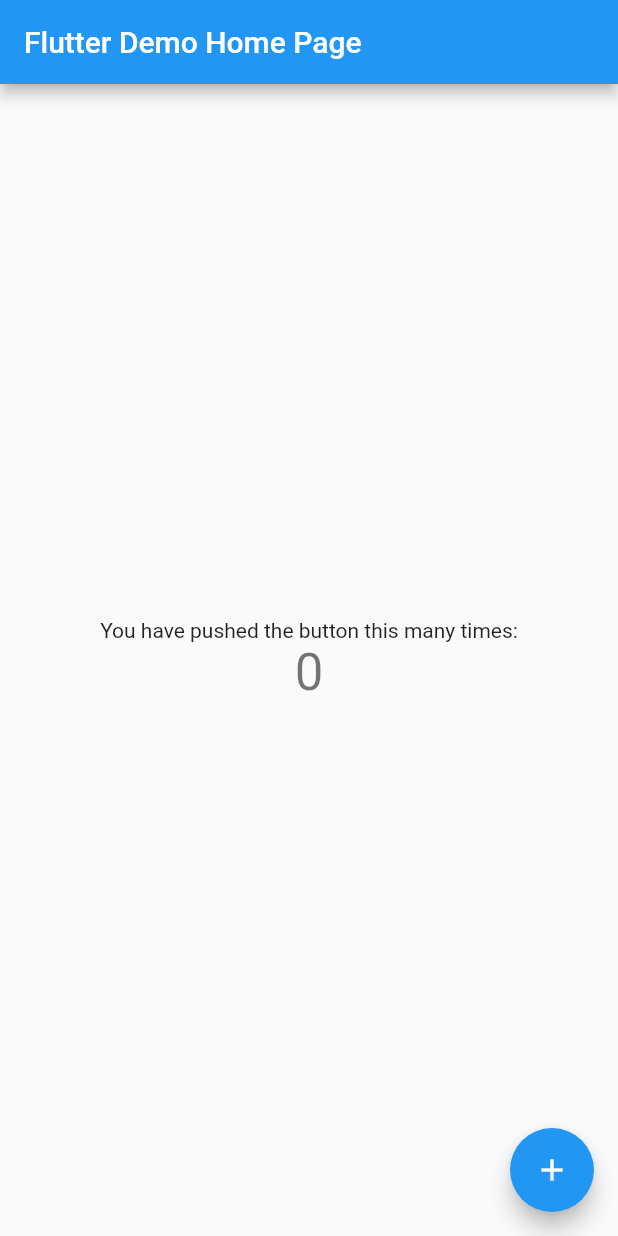
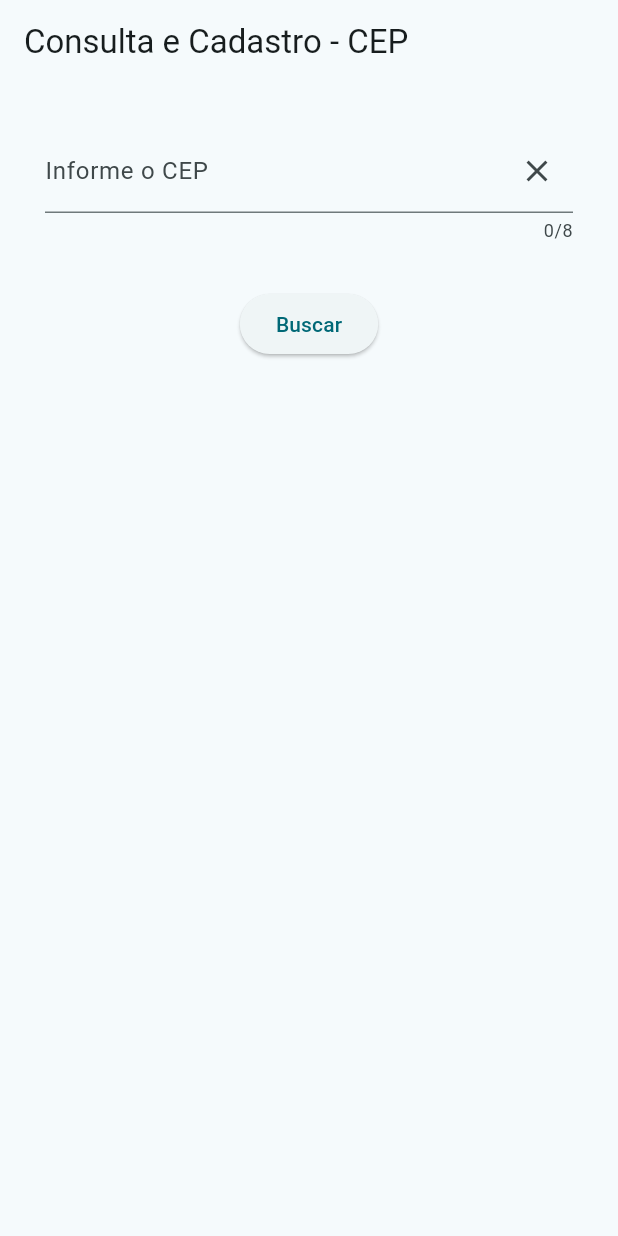
Before and after one commit to ViniciosM/api_back4app, a Flutter app: the screen it shows after launch, on a phone screen of 412 x 824 dp. Run offline on Flutter 3.47's test engine with Material 2 defaults, Android fonts, the phone set to English and light mode, and no system bars; our stand-ins replace dio.

Commit message:
get all ceps and save if doesn't exist

```diff
--- /dev/null
+++ b/lib/controllers/home_controller.dart
@@ -0,0 +1,33 @@
+import 'package:api_back4app/repositories/cep_repository.dart';
+import 'package:flutter/material.dart';
+
+import '../models/address_model.dart';
+
+class HomeController extends ChangeNotifier {
+  final CepRepository cepRepository;
+  HomeController({
+    required this.cepRepository,
+  });
+
+  ValueNotifier<AddressModel> address =
+      ValueNotifier<AddressModel>(AddressModel.empty());
+
+  ValueNotifier<bool> isLoading = ValueNotifier(false);
+
+  Future<void> getAddress({required String cep}) async {
+    try {
+      isLoading.value = true;
+
+      final result = await cepRepository.getAddress(cep: cep);
+      if (result != address.value) {
+        address.value = result;
+        isLoading.value = false;
+        notifyListeners();
+      }
+    } catch (e) {
+      isLoading.value = false;
+
+      debugPrint(e.toString());
+    }
+  }
+}
--- a/lib/main.dart
+++ b/lib/main.dart
@@ -1,115 +1,17 @@
+import 'package:api_back4app/repositories/cep_repository.dart';
+import 'package:api_back4app/view/home_view.dart';
 import 'package:flutter/material.dart';
 
-void main() {
-  runApp(const MyApp());
+void main() async {
+  WidgetsFlutterBinding.ensureInitialized();
+  CepRepository cepRepository = CepRepository();
+  runApp(MaterialApp(
+    theme: ThemeData(
+        useMaterial3: true,
+        colorScheme: ColorScheme.fromSeed(seedColor: Colors.cyan)),
+    debugShowCheckedModeBanner: false,
+    home: HomeView(
+      cepRepository: cepRepository,
+    ),
+  ));
 }
-
-class MyApp extends StatelessWidget {
-  const MyApp({super.key});
-
-  // This widget is the root of your application.
-  @override
-  Widget build(BuildContext context) {
-    return MaterialApp(
-      title: 'Flutter Demo',
-      theme: ThemeData(
-        // This is the theme of your application.
-        //
-        // Try running your application with "flutter run". You'll see the
-        // application has a blue toolbar. Then, without quitting the app, try
-        // changing the primarySwatch below to Colors.green and then invoke
-        // "hot reload" (press "r" in the console where you ran "flutter run",
-        // or simply save your changes to "hot reload" in a Flutter IDE).
-        // Notice that the counter didn't reset back to zero; the application
-        // is not restarted.
-        primarySwatch: Colors.blue,
-      ),
-      home: const MyHomePage(title: 'Flutter Demo Home Page'),
-    );
-  }
-}
-
-class MyHomePage extends StatefulWidget {
-  const MyHomePage({super.key, required this.title});
-
-  // This widget is the home page of your application. It is stateful, meaning
-  // that it has a State object (defined below) that contains fields that affect
-  // how it looks.
-
-  // This class is the configuration for the state. It holds the values (in this
-  // case the title) provided by the parent (in this case the App widget) and
-  // used by the build method of the State. Fields in a Widget subclass are
-  // always marked "final".
-
-  final String title;
-
-  @override
-  State<MyHomePage> createState() => _MyHomePageState();
-}
-
-class _MyHomePageState extends State<MyHomePage> {
-  int _counter = 0;
-
-  void _incrementCounter() {
-    setState(() {
-      // This call to setState tells the Flutter framework that something has
-      // changed in this State, which causes it to rerun the build method below
-      // so that the display can reflect the updated values. If we changed
-      // _counter without calling setState(), then the build method would not be
-      // called again, and so nothing would appear to happen.
-      _counter++;
-    });
-  }
-
-  @override
-  Widget build(BuildContext context) {
-    // This method is rerun every time setState is called, for instance as done
-    // by the _incrementCounter method above.
-    //
-    // The Flutter framework has been optimized to make rerunning build methods
-    // fast, so that you can just rebuild anything that needs updating rather
-    // than having to individually change instances of widgets.
-    return Scaffold(
-      appBar: AppBar(
-        // Here we take the value from the MyHomePage object that was created by
-        // the App.build method, and use it to set our appbar title.
-        title: Text(widget.title),
-      ),
-      body: Center(
-        // Center is a layout widget. It takes a single child and positions it
-        // in the middle of the parent.
-        child: Column(
-          // Column is also a layout widget. It takes a list of children and
-          // arranges them vertically. By default, it sizes itself to fit its
-          // children horizontally, and tries to be as tall as its parent.
-          //
-          // Invoke "debug painting" (press "p" in the console, choose the
-          // "Toggle Debug Paint" action from the Flutter Inspector in Android
-          // Studio, or the "Toggle Debug Paint" command in Visual Studio Code)
-          // to see the wireframe for each widget.
-          //
-          // Column has various properties to control how it sizes itself and
-          // how it positions its children. Here we use mainAxisAlignment to
-          // center the children vertically; the main axis here is the vertical
-          // axis because Columns are vertical (the cross axis would be
-          // horizontal).
-          mainAxisAlignment: MainAxisAlignment.center,
-          children: <Widget>[
-            const Text(
-              'You have pushed the button this many times:',
-            ),
-            Text(
-              '$_counter',
-              style: Theme.of(context).textTheme.headlineMedium,
-            ),
-          ],
-        ),
-      ),
-      floatingActionButton: FloatingActionButton(
-        onPressed: _incrementCounter,
-        tooltip: 'Increment',
-        child: const Icon(Icons.add),
-      ), // This trailing comma makes auto-formatting nicer for build methods.
-    );
-  }
-}
--- /dev/null
+++ b/lib/models/address_model.dart
@@ -0,0 +1,61 @@
+class AddressModel {
+  String cep;
+  String logradouro;
+  String complemento;
+  String bairro;
+  String localidade;
+  String uf;
+
+  AddressModel.empty({
+    this.cep = "",
+    this.logradouro = "",
+    this.complemento = "",
+    this.bairro = "",
+    this.localidade = "",
+    this.uf = "",
+  });
+
+  AddressModel({
+    required this.cep,
+    required this.logradouro,
+    required this.complemento,
+    required this.bairro,
+    required this.localidade,
+    required this.uf,
+  });
+
+  AddressModel copyWith({
+    String? cep,
+    String? logradouro,
+    String? complemento,
+    String? bairro,
+    String? localidade,
+    String? uf,
+  }) =>
+      AddressModel(
+        cep: cep ?? this.cep,
+        logradouro: logradouro ?? this.logradouro,
+        complemento: complemento ?? this.complemento,
+        bairro: bairro ?? this.bairro,
+        localidade: localidade ?? this.localidade,
+        uf: uf ?? this.uf,
+      );
+
+  factory AddressModel.fromJson(Map<String, dynamic> json) => AddressModel(
+        cep: json["cep"],
+        logradouro: json["logradouro"],
+        complemento: json["complemento"],
+        bairro: json["bairro"],
+        localidade: json["localidade"],
+        uf: json["uf"],
+      );
+
+  Map<String, dynamic> toJson() => {
+        "cep": cep,
+        "logradouro": logradouro,
+        "complemento": complemento,
+        "bairro": bairro,
+        "localidade": localidade,
+        "uf": uf,
+      };
+}
--- /dev/null
+++ b/lib/models/cep_model.dart
@@ -0,0 +1,52 @@
+class CepModel {
+  List<Result> results;
+
+  CepModel({
+    required this.results,
+  });
+
+  CepModel copyWith({
+    List<Result>? results,
+  }) =>
+      CepModel(
+        results: results ?? this.results,
+      );
+
+  factory CepModel.fromJson(Map<String, dynamic> json) => CepModel(
+        results:
+            List<Result>.from(json["results"].map((x) => Result.fromJson(x))),
+      );
+
+  Map<String, dynamic> toJson() => {
+        "results": List<dynamic>.from(results.map((x) => x.toJson())),
+      };
+}
+
+class Result {
+  String objectId;
+  String cep;
+
+  Result({
+    required this.objectId,
+    required this.cep,
+  });
+
+  Result copyWith({
+    String? objectId,
+    String? cep,
+  }) =>
+      Result(
+        objectId: objectId ?? this.objectId,
+        cep: cep ?? this.cep,
+      );
+
+  factory Result.fromJson(Map<String, dynamic> json) => Result(
+        objectId: json["objectId"],
+        cep: json["cep"],
+      );
+
+  Map<String, dynamic> toJson() => {
+        "objectId": objectId,
+        "cep": cep,
+      };
+}
--- /dev/null
+++ b/lib/repositories/cep_repository.dart
@@ -0,0 +1,54 @@
+import 'package:api_back4app/models/cep_model.dart';
+import 'package:dio/dio.dart';
+import 'package:flutter/material.dart';
+import '../models/address_model.dart';
+
+class CepRepository {
+  Future<AddressModel> getAddress({required String cep}) async {
+    try {
+      Dio dio = Dio();
+      final result = await dio.get('https://viacep.com.br/ws/$cep/json/');
+      await _saveCEP(cep: cep);
+      if (result.statusCode == 200) {
+        return AddressModel.fromJson(result.data);
+      } else {
+        return AddressModel.empty();
+      }
+    } catch (e) {
+      debugPrint(e.toString());
+      return AddressModel.empty();
+    }
+  }
+
+  Future<void> _saveCEP({required String cep}) async {
+    try {
+      Dio dio = Dio();
+      bool cepFound = false;
+      dio.options.headers = {
+        "X-Parse-Application-Id": "kprYTDhXeU1RNKZJRi10ZwZsqnSNGFIVQsn2Jjal",
+        "X-Parse-REST-API-Key": "X3giyo7VXnfhCkYlrqJIc8ZKSW9kGObOTKMbqd19",
+        "Content-Type": "application/json",
+      };
+
+      final result = await dio.get('https://parseapi.back4app.com/classes/CEP');
+
+      CepModel ceps = CepModel.fromJson(result.data);
+
+      for (var element in ceps.results) {
+        if (cep == element.cep) {
+          cepFound = true;
+        }
+      }
+
+      if (!cepFound && result.statusCode == 200) {
+        debugPrint('Entrou no IF');
+        await dio.post(
+          'https://parseapi.back4app.com/classes/CEP',
+          data: {"cep": cep},
+        );
+      }
+    } catch (e) {
+      debugPrint(e.toString());
+    }
+  }
+}
--- /dev/null
+++ b/lib/view/home_view.dart
@@ -0,0 +1,121 @@
+import 'package:api_back4app/controllers/home_controller.dart';
+import 'package:api_back4app/repositories/cep_repository.dart';
+import 'package:flutter/material.dart';
+
+class HomeView extends StatefulWidget {
+  const HomeView({required this.cepRepository, Key? key}) : super(key: key);
+
+  final CepRepository cepRepository;
+
+  @override
+  State<HomeView> createState() => _HomeViewState();
+}
+
+final _formKey = GlobalKey<FormState>();
+late HomeController homeController;
+late TextEditingController _cepEC;
+
+class _HomeViewState extends State<HomeView> {
+  @override
+  void initState() {
+    homeController = HomeController(cepRepository: widget.cepRepository);
+    _cepEC = TextEditingController();
+    super.initState();
+  }
+
+  @override
+  Widget build(BuildContext context) {
+    return Scaffold(
+      appBar: AppBar(
+        title: const Text('Consulta e Cadastro - CEP'),
+      ),
+      body: Padding(
+        padding: const EdgeInsets.all(30),
+        child: Form(
+          key: _formKey,
+          child: Column(
+            children: [
+              TextFormField(
+                controller: _cepEC,
+                decoration: InputDecoration(
+                  suffixIcon: IconButton(
+                    icon: const Icon(Icons.close_outlined),
+                    onPressed: () {
+                      homeController.getAddress(cep: '');
+                      _cepEC.text = '';
+                    },
+                  ),
+                  label: const Text('Informe o CEP'),
+                ),
+                maxLength: 8,
+                textInputAction: TextInputAction.go,
+                keyboardType: TextInputType.number,
+                validator: (String? value) {
+                  if (value == null || value.isEmpty) {
+                    return "Por favor, informe um cep";
+                  } else if (value.length != 8) {
+                    return "Por favor, informe 8 caracteres";
+                  }
+                },
+              ),
+              const SizedBox(
+                height: 30,
+              ),
+              ElevatedButton(
+                  child: const Text('Buscar'),
+                  onPressed: () async {
+                    final formValid =
+                        _formKey.currentState?.validate() ?? false;
+                    if (formValid) {
+                      await homeController.getAddress(cep: _cepEC.text);
+                    }
+                  }),
+              const SizedBox(
+                height: 30,
+              ),
+              ValueListenableBuilder(
+                  valueListenable: homeController.address,
+                  builder: (context, address, _) {
+                    return Visibility(
+                      visible: address.bairro.isNotEmpty,
+                      child: Container(
+                        margin: const EdgeInsets.all(25),
+                        child: Column(
+                          crossAxisAlignment: CrossAxisAlignment.start,
+                          children: [
+                            Text(
+                              'Logradouro: ${address.logradouro}',
+                              style: const TextStyle(
+                                  fontSize: 15, fontWeight: FontWeight.w600),
+                            ),
+                            const SizedBox(
+                              height: 5,
+                            ),
+                            Text(
+                              'Bairro: ${address.bairro}',
+                              style: const TextStyle(
+                                  fontSize: 15, fontWeight: FontWeight.w600),
+                            ),
+                            const SizedBox(
+                              height: 5,
+                            ),
+                            Text(
+                              'Localidade - Cidade: ${address.localidade} - ${address.uf}',
+                              style: const TextStyle(
+                                  fontSize: 15, fontWeight: FontWeight.w600),
+                            ),
+                            const SizedBox(
+                              height: 5,
+                            ),
+                          ],
+                        ),
+                      ),
+                    );
+                  })
+            ],
+          ),
+        ),
+      ),
+    );
+  }
+}
--- a/pubspec.yaml
+++ b/pubspec.yaml
@@ -35,6 +35,7 @@ dependencies:
   # The following adds the Cupertino Icons font to your application.
   # Use with the CupertinoIcons class for iOS style icons.
   cupertino_icons: ^1.0.2
+  dio: ^5.1.2
 
 dev_dependencies:
   flutter_test:
```
Also changed, not shown: 8 other files.
